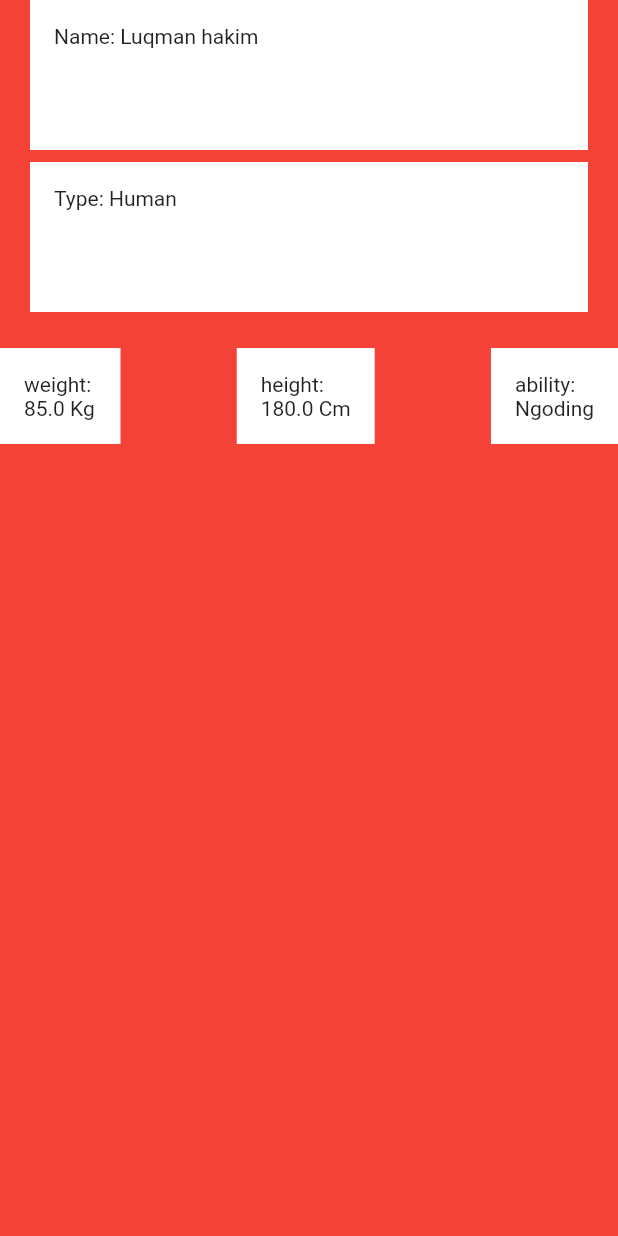
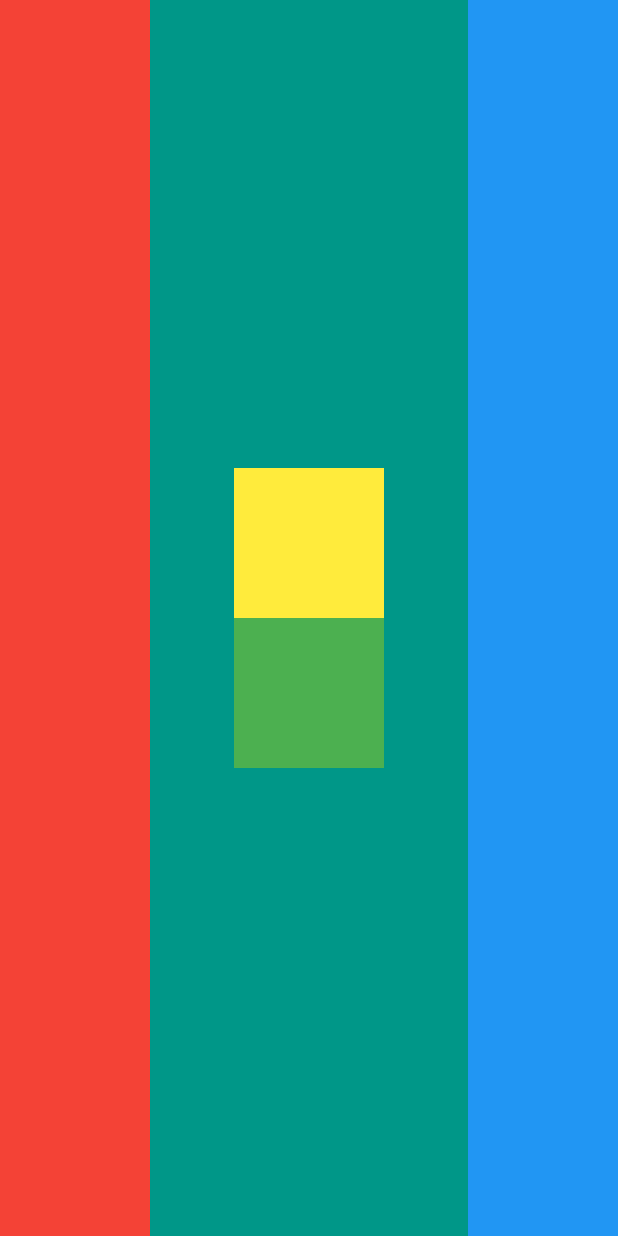
Before and after one commit to lqman104/Mi-Card-Flutter, a Flutter app: the screen it shows after launch, on a phone screen of 412 x 824 dp. Run offline on Flutter 3.47's test engine with Material 2 defaults, Android fonts, the phone set to English and light mode, and no system bars.

Commit message:
finishing the course challenge https://drive.google.com/uc?export=download&id=1k7oW5qVLJqzw_lEFsOFS_qKmkGjBX1pL

```diff
--- a/lib/main.dart
+++ b/lib/main.dart
@@ -11,48 +11,34 @@ class MyApp extends StatelessWidget {
   Widget build(BuildContext context) {
     return MaterialApp(
       home: Scaffold(
-        backgroundColor: Colors.red,
+        backgroundColor: Colors.teal,
         body: SafeArea(
-          child: Column (
-            mainAxisSize: MainAxisSize.max,
-            crossAxisAlignment: CrossAxisAlignment.stretch,
+          child: Row (
+            mainAxisAlignment: MainAxisAlignment.spaceBetween,
             children: [
               Container(
-                height: 100.0,
-                color: Colors.white,
-                padding: EdgeInsets.all(16),
-                margin: EdgeInsets.symmetric(horizontal: 20.0),
-                child: Text("Name: Luqman hakim"),
+                width: 100.0,
+                color: Colors.red,
               ),
-              SizedBox(height: 8),
-              Container(
-                height: 100.0,
-                color: Colors.white,
-                padding: EdgeInsets.all(16),
-                margin: EdgeInsets.symmetric(horizontal: 20.0),
-                child: Text("Type: Human"),
-              ),
-              SizedBox(height: 24),
-              Row(
-                mainAxisAlignment: MainAxisAlignment.spaceBetween,
+              Column(
+                mainAxisAlignment: MainAxisAlignment.center,
                 children: [
                   Container(
-                    color: Colors.white,
-                    padding: EdgeInsets.all(16),
-                    child: Text("weight: \n85.0 Kg"),
+                    width: 100.0,
+                    height: 100.0,
+                    color: Colors.yellow,
                   ),
                   Container(
-                    color: Colors.white,
-                    padding: EdgeInsets.all(16),
-                    child: Text("height: \n180.0 Cm"),
+                    width: 100.0,
+                    height: 100.0,
+                    color: Colors.green,
                   ),
-                  Container(
-                    color: Colors.white,
-                    padding: EdgeInsets.all(16),
-                    child: Text("ability: \nNgoding"),
-                  )
                 ],
-              )
+              ),
+              Container(
+                width: 100.0,
+                color: Colors.blue,
+              ),
             ],
           ),
         ),
```
